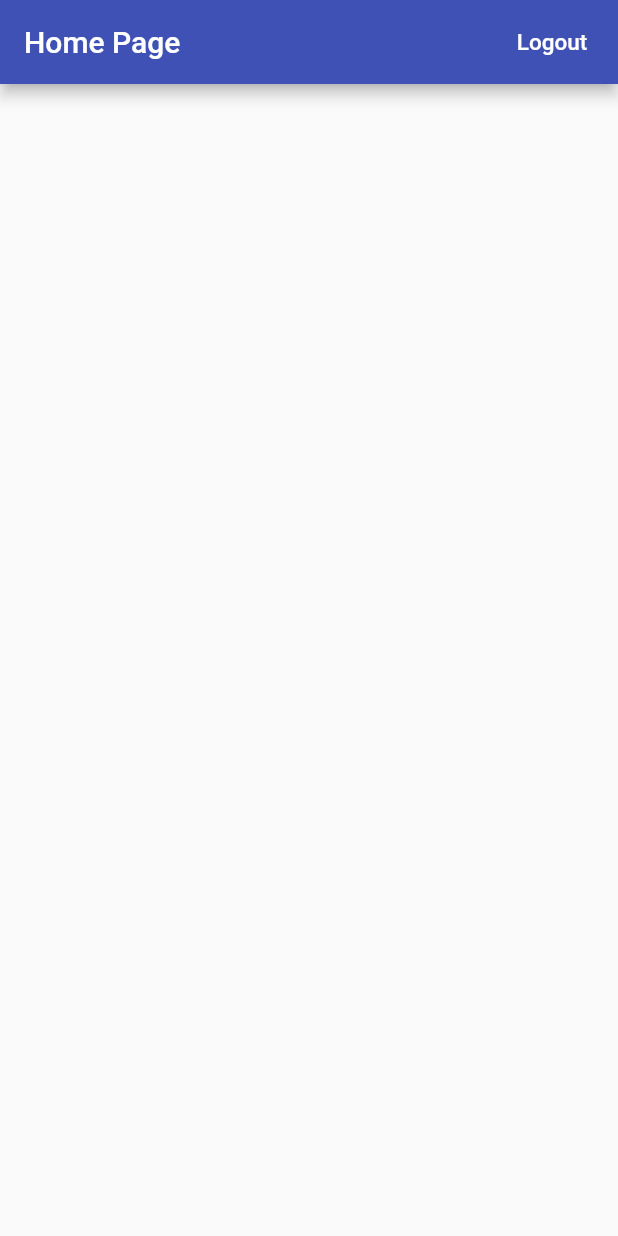
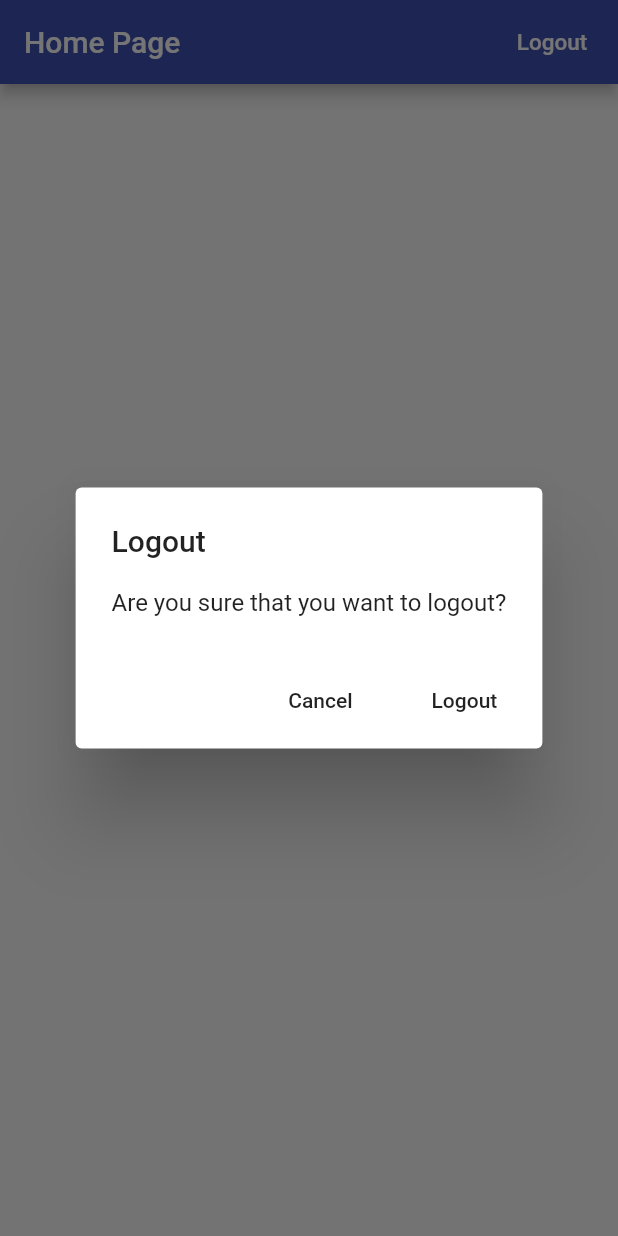
Before and after one commit to iammazharul/time_tracker, a Flutter app: the screen it shows once a user with an empty profile is signed in, after a tap on "Logout", on a phone screen of 412 x 824 dp. Run offline on Flutter 3.47's test engine with Material 2 defaults, Android fonts, the phone set to English and light mode, and no system bars; our stand-ins replace firebase_auth, firebase_core, google_sign_in; missing offline and left inert: flutter_facebook_login; accounts and stored records are empty.

Commit message:
12 Platform-Aware Dialogs

```diff
--- a/lib/app/home_page.dart
+++ b/lib/app/home_page.dart
@@ -1,4 +1,5 @@
 import 'package:flutter/material.dart';
+import 'package:time_tracker/common_widget/platform_alert_dialog.dart';
 import 'package:time_tracker/services/auth.dart';
 
 class HomePage extends StatelessWidget {
@@ -14,6 +15,18 @@ class HomePage extends StatelessWidget {
     }
   }
 
+  Future<void> _confrimSignOut(BuildContext context) async {
+    final didRequestSignOut = await PlatformAlertDialog(
+      title: 'Logout',
+      content: 'Are you sure that you want to logout?',
+      defaultActiontext: 'Logout',
+      cancelActiontext: 'Cancel',
+    ).show(context);
+    if (didRequestSignOut == true) {
+      _signOut();
+    }
+  }
+
   @override
   Widget build(BuildContext context) {
     return Scaffold(
@@ -21,7 +34,7 @@ class HomePage extends StatelessWidget {
         title: Text('Home Page'),
         actions: [
           FlatButton(
-            onPressed: _signOut,
+            onPressed: () => _confrimSignOut(context),
             child: Text(
               'Logout',
               style: TextStyle(fontSize: 15.0, color: Colors.white),
--- /dev/null
+++ b/lib/common_widget/platform_alert_dialog.dart
@@ -0,0 +1,92 @@
+import 'dart:io';
+import 'package:flutter/material.dart';
+import 'package:flutter/cupertino.dart';
+import 'package:time_tracker/common_widget/platform_widget.dart';
+
+class PlatformAlertDialog extends PlatformWidget {
+  final String title;
+  final String content;
+  final String defaultActiontext;
+  final String cancelActiontext;
+
+  PlatformAlertDialog({
+    @required this.title,
+    @required this.content,
+    @required this.defaultActiontext,
+    this.cancelActiontext,
+  })  : assert(title != null),
+        assert(content != null),
+        assert(defaultActiontext != null);
+
+  Future<bool> show(BuildContext context) async {
+    return Platform.isIOS
+        ? await showCupertinoDialog(
+            context: context,
+            builder: (context) => this,
+          )
+        : await showDialog(
+            context: context,
+            builder: (context) => this,
+            barrierDismissible: false,
+          );
+  }
+
+  @override
+  Widget buildCupertinoWidget(BuildContext context) {
+    return CupertinoAlertDialog(
+      title: Text(title),
+      content: Text(content),
+      actions: _buildAction(context),
+    );
+  }
+
+  @override
+  Widget buildMaterialWidget(BuildContext context) {
+    return AlertDialog(
+      title: Text(title),
+      content: Text(content),
+      actions: _buildAction(context),
+    );
+  }
+
+  List<Widget> _buildAction(BuildContext context) {
+    final actions = <Widget>[];
+    if (cancelActiontext != null) {
+      actions.add(
+        PlatformAlertDialogAction(
+          onPressed: () => Navigator.of(context).pop(false),
+          child: Text(cancelActiontext),
+        ),
+      );
+    }
+    actions.add(
+      PlatformAlertDialogAction(
+        onPressed: () => Navigator.of(context).pop(true),
+        child: Text(defaultActiontext),
+      ),
+    );
+    return actions;
+  }
+}
+
+class PlatformAlertDialogAction extends PlatformWidget {
+  PlatformAlertDialogAction({this.child, this.onPressed});
+  final Widget child;
+  final VoidCallback onPressed;
+
+  @override
+  Widget buildCupertinoWidget(BuildContext context) {
+    return CupertinoDialogAction(
+      onPressed: onPressed,
+      child: child,
+    );
+  }
+
+  @override
+  Widget buildMaterialWidget(BuildContext context) {
+    return FlatButton(
+      onPressed: onPressed,
+      child: child,
+    );
+  }
+}
--- /dev/null
+++ b/lib/common_widget/platform_widget.dart
@@ -0,0 +1,15 @@
+import 'dart:io';
+
+import 'package:flutter/material.dart';
+
+abstract class PlatformWidget extends StatelessWidget {
+  Widget buildCupertinoWidget(BuildContext context);
+  Widget buildMaterialWidget(BuildContext context);
+  @override
+  Widget build(BuildContext context) {
+    if(Platform.isIOS){
+      return buildCupertinoWidget(context);
+    }
+    return buildMaterialWidget(context);
+  }
+}
```
